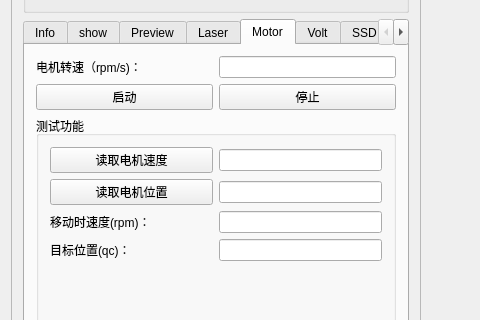
Before: the Qt Designer form ui/mainwindow.ui in kdurant/qt_study, drawn with Qt 5; both pictures show x 0 to 480 and y 189 to 509 of the 1259 by 725 pixel window.
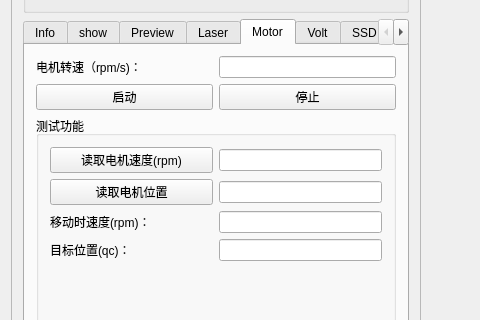
After: the same form once the commit is applied. Icons and pictures are not drawn. Custom widgets are drawn as their Qt base class.

Diff of the .ui file:
```diff
--- a/ui/mainwindow.ui
+++ b/ui/mainwindow.ui
@@ -727,7 +727,7 @@
                <item row="0" column="0">
                 <widget class="QPushButton" name="btn_motorReadSpeed">
                  <property name="text">
-                  <string>读取电机速度</string>
+                  <string>读取电机速度(rpm)</string>
                  </property>
                 </widget>
                </item>
```
